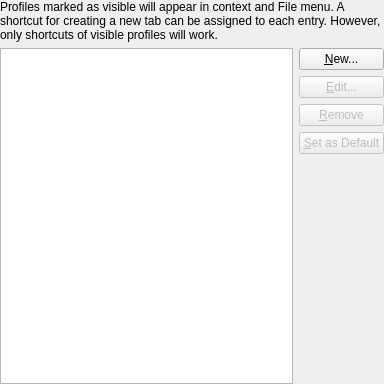
Before: the Qt Designer form src/settings/ProfileSettings.ui in centic9/konsole-ppa, drawn with Qt 5.
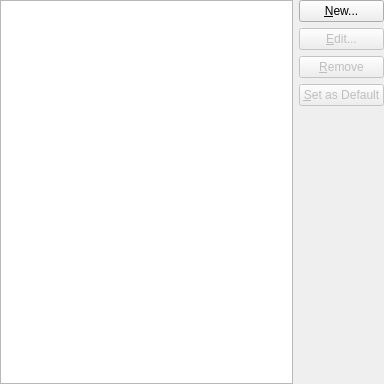
After: the same form once the commit is applied.

Diff of the .ui file:
```diff
--- a/src/settings/ProfileSettings.ui
+++ b/src/settings/ProfileSettings.ui
@@ -23,16 +23,6 @@
    <property name="bottomMargin">
     <number>0</number>
    </property>
-   <item>
-    <widget class="QLabel" name="label">
-     <property name="text">
-      <string>Profiles marked as visible will appear in context and File menu. A shortcut for creating a new tab can be assigned to each entry. However, only shortcuts of visible profiles will work.</string>
-     </property>
-     <property name="wordWrap">
-      <bool>true</bool>
-     </property>
-    </widget>
-   </item>
    <item>
     <layout class="QGridLayout" name="gridLayout_2" rowstretch="0,1">
      <property name="verticalSpacing">
```
